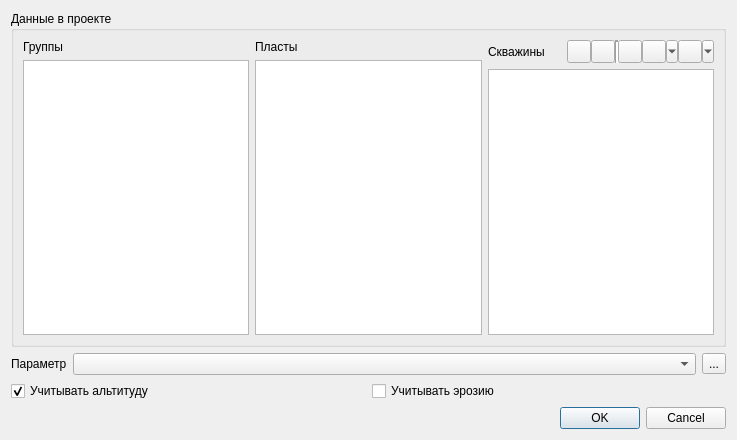
This is qgis_pds_zonations_base.ui in vvkond/QGIS as Qt 5 draws it before an edit. The edited form follows.
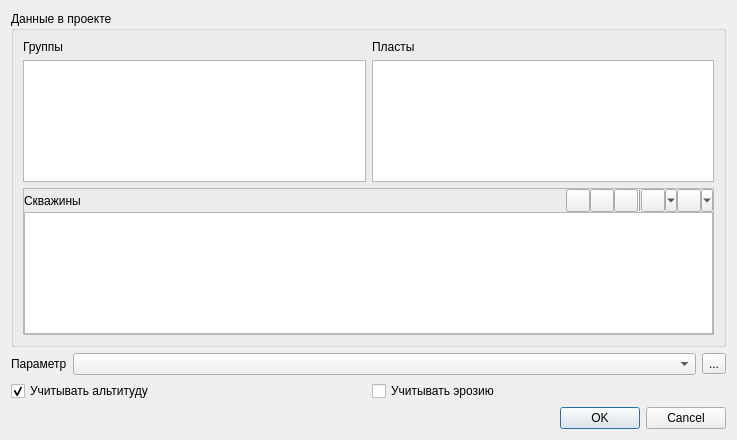
This is the edited form.

Diff of the .ui file:
```diff
--- a/qgis_pds_zonations_base.ui
+++ b/qgis_pds_zonations_base.ui
@@ -19,34 +19,36 @@
      <property name="title">
       <string>Данные в проекте</string>
      </property>
-     <layout class="QGridLayout" name="gridLayout" columnstretch="0,0,0">
-      <item row="0" column="0">
-       <widget class="QLabel" name="label">
-        <property name="text">
-         <string>Группы</string>
-        </property>
-       </widget>
-      </item>
-      <item row="0" column="1">
-       <widget class="QLabel" name="label_3">
-        <property name="text">
-         <string>Пласты</string>
-        </property>
-       </widget>
-      </item>
-      <item row="0" column="2" rowspan="2">
+     <layout class="QGridLayout" name="gridLayout" columnstretch="0,0">
+      <item row="2" column="0" colspan="2">
        <widget class="QFrame" name="mWellsFrame">
         <property name="frameShape">
-         <enum>QFrame::NoFrame</enum>
+         <enum>QFrame::StyledPanel</enum>
         </property>
         <property name="frameShadow">
          <enum>QFrame::Raised</enum>
         </property>
-        <layout class="QVBoxLayout" name="verticalLayout">
+        <layout class="QGridLayout" name="gridLayout_4">
+         <property name="verticalSpacing">
+          <number>0</number>
+         </property>
          <property name="margin">
           <number>0</number>
          </property>
-         <item>
+         <item row="1" column="0">
+          <widget class="QTreeView" name="mWellsTreeView">
+           <property name="selectionMode">
+            <enum>QAbstractItemView::ExtendedSelection</enum>
+           </property>
+           <property name="sortingEnabled">
+            <bool>true</bool>
+           </property>
+           <attribute name="headerStretchLastSection">
+            <bool>false</bool>
+           </attribute>
+          </widget>
+         </item>
+         <item row="0" column="0">
           <layout class="QHBoxLayout" name="horizontalLayout_2">
            <property name="spacing">
             <number>0</number>
@@ -58,6 +60,13 @@
              </property>
             </widget>
            </item>
+           <item>
+            <widget class="QToolButton" name="mToggleSelected">
+             <property name="toolTip">
+              <string>Переключить выделение подсвеченных строк</string>
+             </property>
+            </widget>
+           </item>
            <item>
             <widget class="QToolButton" name="mSelectAll">
              <property name="toolTip">
@@ -80,24 +89,14 @@
            </item>
            <item>
             <widget class="Line" name="line">
-             <property name="lineWidth">
-              <number>2</number>
+             <property name="frameShadow">
+              <enum>QFrame::Raised</enum>
              </property>
              <property name="orientation">
               <enum>Qt::Vertical</enum>
              </property>
             </widget>
            </item>
-           <item>
-            <widget class="QToolButton" name="mSortToolButton">
-             <property name="toolTip">
-              <string>Сортировать список</string>
-             </property>
-             <property name="text">
-              <string/>
-             </property>
-            </widget>
-           </item>
            <item>
             <widget class="QToolButton" name="mWellListToolButton">
              <property name="toolTip">
@@ -132,26 +131,13 @@
            </item>
           </layout>
          </item>
-         <item>
-          <widget class="QListWidget" name="mWellsListWidget">
-           <property name="selectionMode">
-            <enum>QAbstractItemView::ExtendedSelection</enum>
-           </property>
-           <property name="sortingEnabled">
-            <bool>true</bool>
-           </property>
-          </widget>
-         </item>
         </layout>
        </widget>
       </item>
-      <item row="1" column="0">
-       <widget class="QListWidget" name="zonationListWidget">
-        <property name="selectionMode">
-         <enum>QAbstractItemView::ExtendedSelection</enum>
-        </property>
-        <property name="sortingEnabled">
-         <bool>true</bool>
+      <item row="0" column="1">
+       <widget class="QLabel" name="label_3">
+        <property name="text">
+         <string>Пласты</string>
         </property>
        </widget>
       </item>
@@ -165,6 +151,23 @@
         </property>
        </widget>
       </item>
+      <item row="0" column="0">
+       <widget class="QLabel" name="label">
+        <property name="text">
+         <string>Группы</string>
+        </property>
+       </widget>
+      </item>
+      <item row="1" column="0">
+       <widget class="QListWidget" name="zonationListWidget">
+        <property name="selectionMode">
+         <enum>QAbstractItemView::ExtendedSelection</enum>
+        </property>
+        <property name="sortingEnabled">
+         <bool>true</bool>
+        </property>
+       </widget>
+      </item>
      </layout>
     </widget>
    </item>
```
